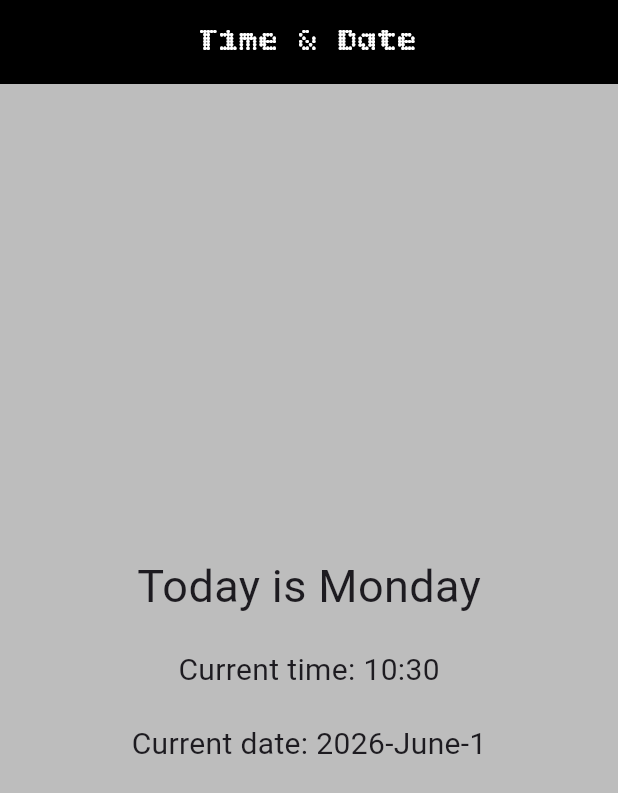
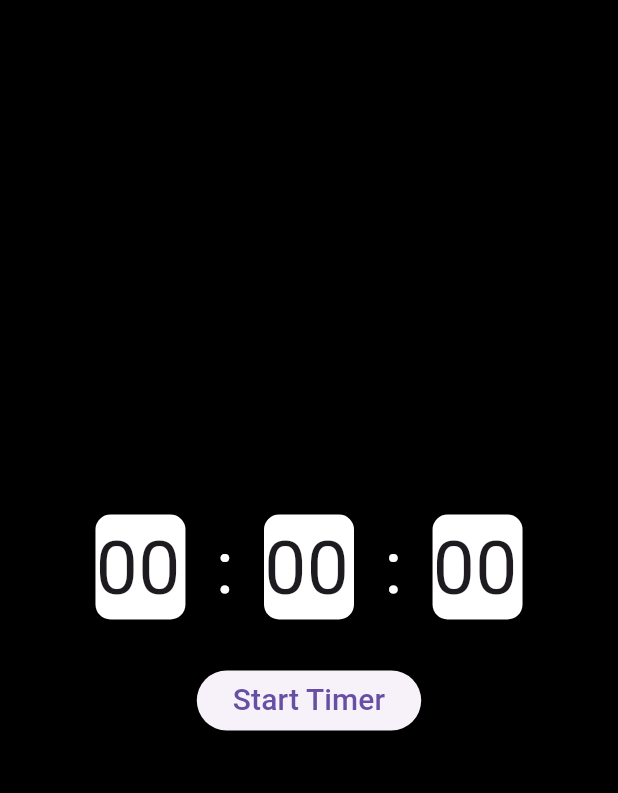
Before and after one commit to bassemali9507-sys/Qoutes_APP, a Flutter app: the screen it shows after launch, on a phone screen of 412 x 824 dp. Shown: the top 793 px of the screen. Run offline on Flutter 3.47's test engine with Material 3 defaults, Android fonts, the phone set to English and light mode, and no system bars.

Commit message:
Timer App

```diff
--- a/lib/main.dart
+++ b/lib/main.dart
@@ -1,79 +1,38 @@
+import 'dart:async' as async;
+import 'dart:async';
 import 'package:flutter/material.dart';
 
 void main() {
-  runApp(const Timer());
+  runApp(const TimerApp());
 }
 
-class Timer extends StatefulWidget {
-  const Timer({super.key});
+class TimerApp extends StatefulWidget {
+  const TimerApp({super.key});
 
   @override
-  State<Timer> createState() => _TimerState();
+  State<TimerApp> createState() => _TimerAppState();
 }
 
-class _TimerState extends State<Timer> {
-  //The Day of the week
-  String Today = "";
-  //The Hour and Minute
-  String hour = "";
-  String minute = "";
-  //The Year, Month and Day
-  String year = "";
-  String month = "";
-  String day = "";
+class _TimerAppState extends State<TimerApp> {
+  Timer? repeatedfunc;
+  bool isRunning = false;
+  Duration duration = Duration(seconds: 0);
 
-  void _dateFunctions() {
+  startTimer() {
+    repeatedfunc = async.Timer.periodic(const Duration(seconds: 1), (timer) {
       setState(() {
-      final months = [
-        'January',
-        'February',
-        'March',
-        'April',
-        'May',
-        'June',
-        'July',
-        'August',
-        'September',
-        'October',
-        'November',
-        'December',
-      ];
-      DateTime now = DateTime.now();
-      year = now.year.toString();
-      month = months[now.month - 1];
-      day = now.day.toString();
-      hour = now.hour.toString();
-      minute = now.minute.toString();
-      switch (now.weekday) {
-        case 1:
-          Today = "Monday";
-          break;
-        case 2:
-          Today = "Tuesday";
-          break;
-        case 3:
-          Today = "Wednesday";
-          break;
-        case 4:
-          Today = "Thursday";
-          break;
-        case 5:
-          Today = "Friday";
-          break;
-        case 6:
-          Today = "Saturday";
-          break;
-        case 7:
-          Today = "Sunday";
-          break;
-      }
+        int newSeconds = duration.inSeconds + 1;
+        duration = Duration(seconds: newSeconds);
+      });
     });
   }
 
-  @override
-  void initState() {
+  stopTimer() {
+    repeatedfunc?.cancel();
+  }
+
+  initState() {
     super.initState();
-    _dateFunctions();
   }
 
   @override
@@ -81,32 +40,110 @@ class _TimerState extends State<Timer> {
     return MaterialApp(
       debugShowCheckedModeBanner: false,
       home: Scaffold(
-        backgroundColor: Colors.grey[400],
-        appBar: AppBar(
         backgroundColor: Colors.black,
-          title: Text(
-            "Time & Date",
-            style: TextStyle(color: Colors.white, fontFamily: "Bassem"),
-          ),
-          centerTitle: true,
-        ),
-        body: Center(
-          child: Column(
+        body: Column(
           mainAxisAlignment: MainAxisAlignment.center,
           children: [
-              Text("Today is $Today", style: TextStyle(fontSize: 30)),
-              SizedBox(height: 20),
-              Text(
-                "Current time: ${hour.padLeft(2, '0')}:${minute.padLeft(2, '0')}",
-                style: TextStyle(fontSize: 20),
+            Row(
+              mainAxisAlignment: MainAxisAlignment.center,
+              children: [
+                Container(
+                  margin: const EdgeInsets.all(10),
+                  height: 70,
+                  width: 60,
+                  decoration: BoxDecoration(
+                    color: Colors.white,
+                    borderRadius: BorderRadius.circular(10),
                   ),
-              SizedBox(height: 20),
-              Text(
-                "Current date: $year-$month-$day",
-                style: TextStyle(fontSize: 20),
+                  child: Text(
+                    duration.inHours.toString().padLeft(2, '0'),
+                    style: const TextStyle(fontSize: 50),
+                  ),
+                ),
+                const SizedBox(width: 10),
+                const Text(
+                  ':',
+                  style: TextStyle(fontSize: 50, color: Colors.white),
+                ),
+                const SizedBox(width: 10),
+                Container(
+                  margin: const EdgeInsets.all(10),
+                  height: 70,
+                  width: 60,
+                  decoration: BoxDecoration(
+                    color: Colors.white,
+                    borderRadius: BorderRadius.circular(10),
+                  ),
+                  child: Text(
+                    duration.inMinutes.remainder(60).toString().padLeft(2, '0'),
+                    style: const TextStyle(fontSize: 50),
+                  ),
+                ),
+                const SizedBox(width: 10),
+                const Text(
+                  ':',
+                  style: TextStyle(fontSize: 50, color: Colors.white),
+                ),
+                const SizedBox(width: 10),
+                Container(
+                  margin: const EdgeInsets.all(10),
+                  height: 70,
+                  width: 60,
+                  decoration: BoxDecoration(
+                    color: Colors.white,
+                    borderRadius: BorderRadius.circular(10),
+                  ),
+                  child: Text(
+                    duration.inSeconds.remainder(60).toString().padLeft(2, '0'),
+                    style: const TextStyle(fontSize: 50),
+                  ),
                 ),
               ],
             ),
+            const SizedBox(height: 20),
+            isRunning
+                ? Row(
+                    mainAxisAlignment: MainAxisAlignment.center,
+                    children: [
+                      ElevatedButton(
+                        onPressed: () {
+                          stopTimer();
+                        },
+                        child: const Text(
+                          'Stop Timer',
+                          style: TextStyle(fontSize: 20),
+                        ),
+                      ),
+                      const SizedBox(width: 20),
+                      ElevatedButton(
+                        onPressed: () {
+                          stopTimer();
+                          setState(() {
+                            duration = Duration(seconds: 0);
+                            isRunning = false;
+                          });
+                        },
+
+                        child: const Text(
+                          'Cancel Timer',
+                          style: TextStyle(fontSize: 20),
+                        ),
+                      ),
+                    ],
+                  )
+                : ElevatedButton(
+                    onPressed: () {
+                      startTimer();
+                      setState(() {
+                        isRunning = true;
+                      });
+                    },
+                    child: const Text(
+                      'Start Timer',
+                      style: TextStyle(fontSize: 20),
+                    ),
+                  ),
+          ],
         ),
       ),
     );
```
Lines whose indentation alone changed are shown as unchanged.
